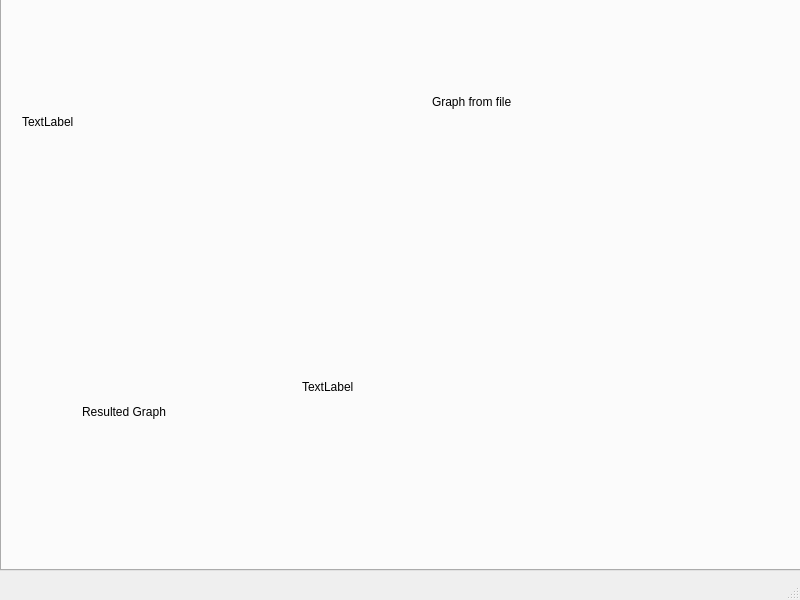
Before: the Qt Designer form design.ui in T-Zaid/Algorithms-Design, drawn with Qt 5.
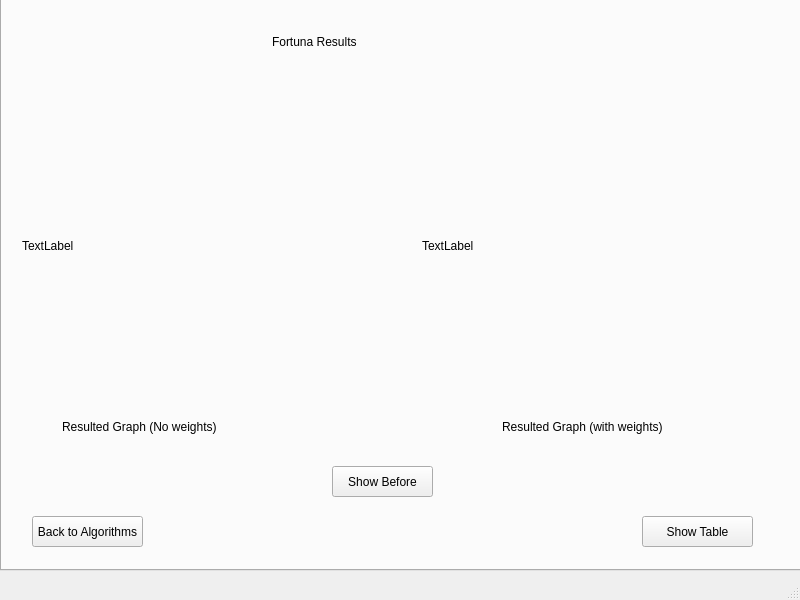
After: the same form once the commit is applied. The open tabs and pages were chosen to show the change.

Commit message: Front-end to all the algorithms except cluster

What changed in the file:
```diff
--- a/design.ui
+++ b/design.ui
@@ -304,10 +304,10 @@
      <widget class="QLabel" name="Resultimage">
       <property name="geometry">
        <rect>
-        <x>300</x>
-        <y>260</y>
-        <width>401</width>
-        <height>261</height>
+        <x>20</x>
+        <y>130</y>
+        <width>320</width>
+        <height>240</height>
        </rect>
       </property>
       <property name="text">
@@ -317,10 +317,10 @@
      <widget class="QLabel" name="label_7">
       <property name="geometry">
        <rect>
-        <x>80</x>
-        <y>400</y>
-        <width>111</width>
-        <height>31</height>
+        <x>60</x>
+        <y>410</y>
+        <width>211</width>
+        <height>41</height>
        </rect>
       </property>
       <property name="styleSheet">
@@ -328,16 +328,16 @@
 </string>
       </property>
       <property name="text">
-       <string>Resulted Graph</string>
+       <string>Resulted Graph (No weights)</string>
       </property>
      </widget>
      <widget class="QLabel" name="label_8">
       <property name="geometry">
        <rect>
-        <x>430</x>
-        <y>90</y>
-        <width>111</width>
-        <height>31</height>
+        <x>500</x>
+        <y>410</y>
+        <width>221</width>
+        <height>41</height>
        </rect>
       </property>
       <property name="styleSheet">
@@ -345,20 +345,135 @@
 </string>
       </property>
       <property name="text">
-       <string>Graph from file</string>
+       <string>Resulted Graph (with weights)</string>
       </property>
      </widget>
      <widget class="QLabel" name="Resultimage_2">
       <property name="geometry">
        <rect>
-        <x>20</x>
-        <y>20</y>
-        <width>381</width>
-        <height>211</height>
+        <x>420</x>
+        <y>130</y>
+        <width>320</width>
+        <height>240</height>
        </rect>
       </property>
       <property name="text">
        <string>TextLabel</string>
+      </property>
+      <property name="scaledContents">
+       <bool>true</bool>
+      </property>
+     </widget>
+     <widget class="QPushButton" name="ConvertAfterBefore">
+      <property name="geometry">
+       <rect>
+        <x>330</x>
+        <y>470</y>
+        <width>101</width>
+        <height>31</height>
+       </rect>
+      </property>
+      <property name="text">
+       <string>Show Before</string>
+      </property>
+     </widget>
+     <widget class="QPushButton" name="ShowTable">
+      <property name="geometry">
+       <rect>
+        <x>640</x>
+        <y>520</y>
+        <width>111</width>
+        <height>31</height>
+       </rect>
+      </property>
+      <property name="text">
+       <string>Show Table</string>
+      </property>
+     </widget>
+     <widget class="QPushButton" name="ResultstoAlgo">
+      <property name="geometry">
+       <rect>
+        <x>30</x>
+        <y>520</y>
+        <width>111</width>
+        <height>31</height>
+       </rect>
+      </property>
+      <property name="text">
+       <string>Back to Algorithms</string>
+      </property>
+     </widget>
+     <widget class="QLabel" name="label_10">
+      <property name="geometry">
+       <rect>
+        <x>270</x>
+        <y>20</y>
+        <width>281</width>
+        <height>51</height>
+       </rect>
+      </property>
+      <property name="styleSheet">
+       <string notr="true">font: italic 36pt &quot;Monotype Corsiva&quot;;</string>
+      </property>
+      <property name="text">
+       <string>Fortuna Results</string>
+      </property>
+     </widget>
+    </widget>
+    <widget class="QWidget" name="TableView">
+     <attribute name="title">
+      <string>Page</string>
+     </attribute>
+     <widget class="QLabel" name="label_9">
+      <property name="geometry">
+       <rect>
+        <x>270</x>
+        <y>20</y>
+        <width>271</width>
+        <height>41</height>
+       </rect>
+      </property>
+      <property name="styleSheet">
+       <string notr="true">font: italic 36pt &quot;Monotype Corsiva&quot;;</string>
+      </property>
+      <property name="text">
+       <string>Fortuna Tables</string>
+      </property>
+     </widget>
+     <widget class="QLabel" name="TableName">
+      <property name="geometry">
+       <rect>
+        <x>40</x>
+        <y>540</y>
+        <width>111</width>
+        <height>31</height>
+       </rect>
+      </property>
+      <property name="text">
+       <string>Table Name</string>
+      </property>
+     </widget>
+     <widget class="QPushButton" name="BacktoGraph">
+      <property name="geometry">
+       <rect>
+        <x>674</x>
+        <y>540</y>
+        <width>111</width>
+        <height>31</height>
+       </rect>
+      </property>
+      <property name="text">
+       <string>Back to Graph</string>
+      </property>
+     </widget>
+     <widget class="QTableWidget" name="tableWidget">
+      <property name="geometry">
+       <rect>
+        <x>10</x>
+        <y>80</y>
+        <width>781</width>
+        <height>451</height>
+       </rect>
       </property>
      </widget>
     </widget>
```
Left out of the diff: 44 changed lines with no effect on the pictures. The commit also changes 6 other files.
